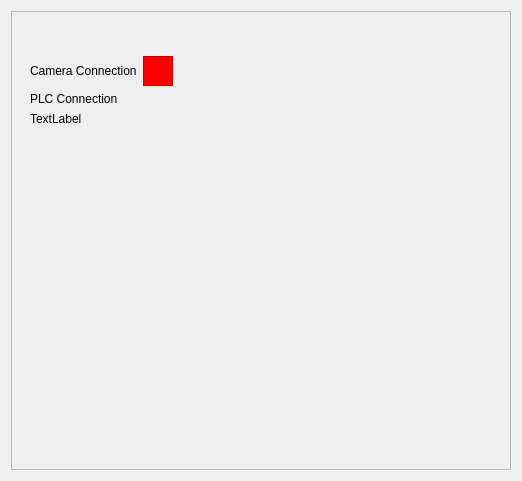
Old version of the form UIFiles/popup_slider.ui in the repository DORSA-co/MSC_Conveyor.
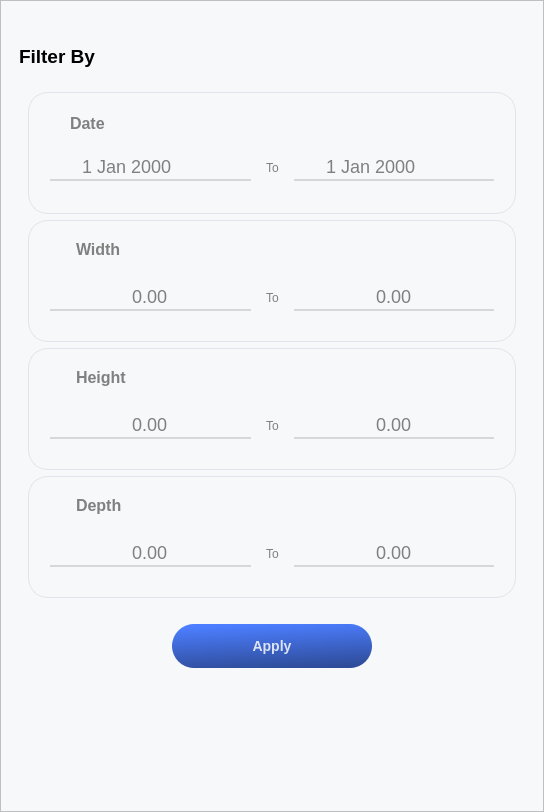
New version of the form. Icons and pictures are not drawn.

Commit message: edit notifications filter and delete place, add filter page

The edit to the form file:
```diff
--- a/UIFiles/popup_slider.ui
+++ b/UIFiles/popup_slider.ui
@@ -6,14 +6,26 @@
    <rect>
     <x>0</x>
     <y>0</y>
-    <width>522</width>
-    <height>481</height>
+    <width>544</width>
+    <height>812</height>
    </rect>
   </property>
   <property name="windowTitle">
    <string>Form</string>
   </property>
   <layout class="QVBoxLayout" name="verticalLayout">
+   <property name="leftMargin">
+    <number>0</number>
+   </property>
+   <property name="topMargin">
+    <number>0</number>
+   </property>
+   <property name="rightMargin">
+    <number>0</number>
+   </property>
+   <property name="bottomMargin">
+    <number>0</number>
+   </property>
    <item>
     <widget class="QFrame" name="frame">
      <property name="minimumSize">
@@ -28,6 +40,170 @@
        <height>16777215</height>
       </size>
      </property>
+     <property name="styleSheet">
+      <string notr="true">QSpinBox, QDoubleSpinBox , QDateEdit
+{
+	background-color: transparent;
+	border-bottom: 2px solid #D7D7D9;
+	border-radius: None;
+	font-size: 18px;
+	min-height: 25px;
+	min-width: 70px;
+	qproperty-alignment: AlignCenter;
+	color: #808080;
+}
+
+QSpinBox:disabled ,
+QDoubleSpinBox:disabled ,
+QDateEdit:disabled
+{
+	border-bottom: 2px solid #F0F0F2;
+	color: rgb(120, 120, 120);
+}
+
+QSpinBox::up-arrow, QDoubleSpinBox::up-arrow,
+QDateEdit::up-arrow
+{   
+	image: url(:/icons/icons/plus_icon_black.png);
+	width: 16px;
+	height: 16px;
+}
+
+QSpinBox::down-arrow ,  QDoubleSpinBox::down-arrow,
+QDateEdit::down-arrow
+{   
+	image: url(:/icons/icons/minus_icon_black.png);
+	width: 16px;
+	height: 16px;
+}
+
+QSpinBox::up-arrow:disabled, QDoubleSpinBox::up-arrow:disabled,
+QDateEdit::up-arrow:disabled
+{   
+	image: url(:/icons/icons/plus_icon_gray.png);
+	width: 16px;
+	height: 16px;
+}
+
+QSpinBox::down-arrow:disabled ,  QDoubleSpinBox::down-arrow:disabled,
+QDateEdit::down-arrow:disabled
+{   
+	image: url(:/icons/icons/minus_icon_gray.png);
+	width: 16px;
+	height: 16px;
+}
+
+QSpinBox::up-button,
+QDoubleSpinBox::up-button,
+QDateEdit::up-button
+{
+	border:none;
+    min-width:30px;
+    min-height: 29px;
+    subcontrol-origin: margin;
+    subcontrol-position: right;
+    top: 0px;
+    right: 0px;
+}
+
+QSpinBox::down-button,
+QDoubleSpinBox::down-button,
+QDateEdit::down-button
+{
+	border:none;
+    min-width:30px;
+    min-height: 29px;
+    subcontrol-origin: margin;
+    subcontrol-position: left;
+    top: 0px;
+    right: 0px;
+}
+
+QSpinBox::up-button,
+QSpinBox::down-button,
+QDoubleSpinBox::up-button,
+QDoubleSpinBox::down-button,
+QDateEdit::up-button,
+QDateEdit::down-button
+{
+	background-color: transparent;
+}
+
+QSpinBox::up-button:disabled ,
+QSpinBox::down-button:disabled ,
+QDoubleSpinBox::up-button:disabled ,
+QDoubleSpinBox::down-button:disabled,
+QDateEdit::up-button:disabled,
+QDateEdit::down-button:disabled
+{
+    subcontrol-origin: border;
+}
+
+QSpinBox:focus, QDoubleSpinBox:focus,
+QDateEdit:focus
+{
+	border-bottom: 2px solid #7892DF;
+}
+
+/************************************************************/
+
+#frame{
+	background-color: #F7F8FA;
+}
+
+#system_status_page .QFrame{
+	border:1px solid #E0E4EC;
+	border-radius: 20px;
+	min-height: 100px;
+	max-height: 100px;
+	padding-right: 30px;
+}
+
+#camera_status_title, 
+#plc_status_title,
+#laser_status_title,
+#database_status_title{
+	color: #808080;
+}
+
+#filters_frame{
+	border: None;
+}
+
+#filters_frame .QLabel{
+	color: #808080;
+}
+
+#filters_frame .QFrame{
+	border:1px solid #E0E4EC;
+	border-radius: 20px;
+	min-height: 120px;
+	max-height: 120px;
+}
+
+#date_icon,
+#width_icon,
+#height_icon,
+#depth_icon
+{
+	border: 0px solid transparent;	
+}
+
+#filters_apply_btn
+{
+	background-color: qlineargradient(spread:pad, x1:0.635, y1:1, x2:0.44, y2:0, stop:0 rgba(46, 76, 153, 255), stop:1 rgba(76, 126, 255, 255));
+	color: rgba(255, 255, 255, 210);
+	border-radius: 22px;
+	min-width: 200;
+	max-width: 200;
+	min-height: 44;
+	max-height: 44;
+	font-size: 14px;
+	font-weight: bold;
+}
+
+</string>
+     </property>
      <property name="frameShape">
       <enum>QFrame::StyledPanel</enum>
      </property>
@@ -72,87 +248,747 @@
       </item>
       <item>
        <widget class="QStackedWidget" name="stackedWidget">
-        <widget class="QWidget" name="page">
+        <property name="currentIndex">
+         <number>1</number>
+        </property>
+        <widget class="QWidget" name="system_status_page">
          <layout class="QVBoxLayout" name="verticalLayout_3">
           <item>
-           <layout class="QGridLayout" name="gridLayout">
-            <item row="3" column="0">
-             <spacer name="verticalSpacer">
-              <property name="orientation">
-               <enum>Qt::Vertical</enum>
-              </property>
-              <property name="sizeHint" stdset="0">
-               <size>
-                <width>20</width>
-                <height>40</height>
-               </size>
-              </property>
-             </spacer>
-            </item>
-            <item row="1" column="0">
-             <widget class="QLabel" name="label_2">
-              <property name="text">
-               <string>PLC Connection</string>
-              </property>
-             </widget>
-            </item>
-            <item row="2" column="0">
-             <widget class="QLabel" name="label_3">
-              <property name="text">
-               <string>TextLabel</string>
-              </property>
-             </widget>
-            </item>
-            <item row="0" column="0">
-             <widget class="QLabel" name="label">
-              <property name="text">
-               <string>Camera Connection</string>
-              </property>
-             </widget>
-            </item>
-            <item row="0" column="1">
-             <widget class="QFrame" name="frame_2">
-              <property name="minimumSize">
-               <size>
-                <width>30</width>
-                <height>30</height>
-               </size>
-              </property>
-              <property name="maximumSize">
-               <size>
-                <width>30</width>
-                <height>30</height>
-               </size>
-              </property>
-              <property name="styleSheet">
-               <string notr="true">background-color:rgb(255,0,0);</string>
-              </property>
-              <property name="frameShape">
-               <enum>QFrame::StyledPanel</enum>
-              </property>
-              <property name="frameShadow">
-               <enum>QFrame::Raised</enum>
-              </property>
-             </widget>
-            </item>
-            <item row="0" column="2">
-             <spacer name="horizontalSpacer_2">
-              <property name="orientation">
-               <enum>Qt::Horizontal</enum>
-              </property>
-              <property name="sizeHint" stdset="0">
-               <size>
-                <width>40</width>
-                <height>20</height>
-               </size>
-              </property>
-             </spacer>
-            </item>
-           </layout>
+           <widget class="QFrame" name="camera_staus_frame">
+            <property name="frameShape">
+             <enum>QFrame::StyledPanel</enum>
+            </property>
+            <property name="frameShadow">
+             <enum>QFrame::Raised</enum>
+            </property>
+            <layout class="QHBoxLayout" name="horizontalLayout_5">
+             <item>
+              <widget class="QLabel" name="camera_status_icon">
+               <property name="text">
+                <string/>
+               </property>
+               <property name="pixmap">
+                <pixmap resource="assets/assets.qrc">:/icons/icons/camera.png</pixmap>
+               </property>
+               <property name="alignment">
+                <set>Qt::AlignCenter</set>
+               </property>
+              </widget>
+             </item>
+             <item>
+              <widget class="QLabel" name="camera_status_title">
+               <property name="font">
+                <font>
+                 <pointsize>12</pointsize>
+                 <weight>75</weight>
+                 <bold>true</bold>
+                </font>
+               </property>
+               <property name="text">
+                <string>Camera Connection</string>
+               </property>
+               <property name="alignment">
+                <set>Qt::AlignLeading|Qt::AlignLeft|Qt::AlignVCenter</set>
+               </property>
+              </widget>
+             </item>
+             <item>
+              <widget class="QLabel" name="camera_status">
+               <property name="text">
+                <string/>
+               </property>
+               <property name="pixmap">
+                <pixmap resource="assets/assets.qrc">:/icons/icons/error_icon.png</pixmap>
+               </property>
+               <property name="alignment">
+                <set>Qt::AlignRight|Qt::AlignTrailing|Qt::AlignVCenter</set>
+               </property>
+              </widget>
+             </item>
+            </layout>
+           </widget>
           </item>
+          <item>
+           <widget class="QFrame" name="plc_staus_frame">
+            <property name="frameShape">
+             <enum>QFrame::StyledPanel</enum>
+            </property>
+            <property name="frameShadow">
+             <enum>QFrame::Raised</enum>
+            </property>
+            <layout class="QHBoxLayout" name="horizontalLayout_4">
+             <item>
+              <widget class="QLabel" name="plc_staus_icon">
+               <property name="text">
+                <string/>
+               </property>
+               <property name="pixmap">
+                <pixmap resource="assets/assets.qrc">:/icons/icons/plc.png</pixmap>
+               </property>
+               <property name="scaledContents">
+                <bool>false</bool>
+               </property>
+               <property name="alignment">
+                <set>Qt::AlignCenter</set>
+               </property>
+              </widget>
+             </item>
+             <item>
+              <widget class="QLabel" name="plc_status_title">
+               <property name="font">
+                <font>
+                 <pointsize>12</pointsize>
+                 <weight>75</weight>
+                 <bold>true</bold>
+                </font>
+               </property>
+               <property name="text">
+                <string>PLC Connection</string>
+               </property>
+               <property name="alignment">
+                <set>Qt::AlignLeading|Qt::AlignLeft|Qt::AlignVCenter</set>
+               </property>
+              </widget>
+             </item>
+             <item>
+              <widget class="QLabel" name="plc_staus">
+               <property name="text">
+                <string/>
+               </property>
+               <property name="pixmap">
+                <pixmap resource="assets/assets.qrc">:/icons/icons/success_icon.png</pixmap>
+               </property>
+               <property name="alignment">
+                <set>Qt::AlignRight|Qt::AlignTrailing|Qt::AlignVCenter</set>
+               </property>
+              </widget>
+             </item>
+            </layout>
+           </widget>
+          </item>
+          <item>
+           <widget class="QFrame" name="laser_status_frame">
+            <property name="frameShape">
+             <enum>QFrame::StyledPanel</enum>
+            </property>
+            <property name="frameShadow">
+             <enum>QFrame::Raised</enum>
+            </property>
+            <layout class="QHBoxLayout" name="horizontalLayout_3">
+             <item>
+              <widget class="QLabel" name="laser_status_icon">
+               <property name="text">
+                <string/>
+               </property>
+               <property name="pixmap">
+                <pixmap resource="assets/assets.qrc">:/icons/icons/laser.png</pixmap>
+               </property>
+               <property name="alignment">
+                <set>Qt::AlignCenter</set>
+               </property>
+              </widget>
+             </item>
+             <item>
+              <widget class="QLabel" name="laser_status_title">
+               <property name="font">
+                <font>
+                 <pointsize>12</pointsize>
+                 <weight>75</weight>
+                 <bold>true</bold>
+                </font>
+               </property>
+               <property name="text">
+                <string>Laser</string>
+               </property>
+               <property name="alignment">
+                <set>Qt::AlignLeading|Qt::AlignLeft|Qt::AlignVCenter</set>
+               </property>
+              </widget>
+             </item>
+             <item>
+              <widget class="QLabel" name="laser_status">
+               <property name="text">
+                <string/>
+               </property>
+               <property name="pixmap">
+                <pixmap resource="assets/assets.qrc">:/icons/icons/error_icon.png</pixmap>
+               </property>
+               <property name="alignment">
+                <set>Qt::AlignRight|Qt::AlignTrailing|Qt::AlignVCenter</set>
+               </property>
+              </widget>
+             </item>
+            </layout>
+           </widget>
+          </item>
+          <item>
+           <widget class="QFrame" name="database_staus_frame">
+            <property name="frameShape">
+             <enum>QFrame::StyledPanel</enum>
+            </property>
+            <property name="frameShadow">
+             <enum>QFrame::Raised</enum>
+            </property>
+            <layout class="QHBoxLayout" name="horizontalLayout_2">
+             <item>
+              <widget class="QLabel" name="database_staus_icon">
+               <property name="text">
+                <string/>
+               </property>
+               <property name="pixmap">
+                <pixmap resource="assets/assets.qrc">:/icons/icons/database.png</pixmap>
+               </property>
+               <property name="alignment">
+                <set>Qt::AlignCenter</set>
+               </property>
+              </widget>
+             </item>
+             <item>
+              <widget class="QLabel" name="database_status_title">
+               <property name="font">
+                <font>
+                 <pointsize>12</pointsize>
+                 <weight>75</weight>
+                 <bold>true</bold>
+                </font>
+               </property>
+               <property name="text">
+                <string>Database Connection</string>
+               </property>
+               <property name="alignment">
+                <set>Qt::AlignLeading|Qt::AlignLeft|Qt::AlignVCenter</set>
+               </property>
+              </widget>
+             </item>
+             <item>
+              <widget class="QLabel" name="database_staus">
+               <property name="text">
+                <string/>
+               </property>
+               <property name="pixmap">
+                <pixmap resource="assets/assets.qrc">:/icons/icons/success_icon.png</pixmap>
+               </property>
+               <property name="alignment">
+                <set>Qt::AlignRight|Qt::AlignTrailing|Qt::AlignVCenter</set>
+               </property>
+              </widget>
+             </item>
+            </layout>
+           </widget>
+          </item>
+          <item>
+           <spacer name="verticalSpacer">
+            <property name="orientation">
+             <enum>Qt::Vertical</enum>
+            </property>
+            <property name="sizeHint" stdset="0">
+             <size>
+              <width>20</width>
+              <height>40</height>
+             </size>
+            </property>
+           </spacer>
+          </item>
          </layout>
         </widget>
-        <widget class="QWidget" name="page_2"/>
+        <widget class="QWidget" name="notification_filter_page">
+         <layout class="QVBoxLayout" name="verticalLayout_4">
+          <property name="spacing">
+           <number>15</number>
+          </property>
+          <item>
+           <widget class="QLabel" name="filter_by_label">
+            <property name="sizePolicy">
+             <sizepolicy hsizetype="Preferred" vsizetype="Fixed">
+              <horstretch>0</horstretch>
+              <verstretch>0</verstretch>
+             </sizepolicy>
+            </property>
+            <property name="font">
+             <font>
+              <pointsize>14</pointsize>
+              <weight>75</weight>
+              <bold>true</bold>
+             </font>
+            </property>
+            <property name="text">
+             <string>Filter By</string>
+            </property>
+           </widget>
+          </item>
+          <item>
+           <widget class="QFrame" name="filters_frame">
+            <property name="frameShape">
+             <enum>QFrame::StyledPanel</enum>
+            </property>
+            <property name="frameShadow">
+             <enum>QFrame::Raised</enum>
+            </property>
+            <layout class="QVBoxLayout" name="verticalLayout_9">
+             <item>
+              <widget class="QFrame" name="date_frame">
+               <property name="frameShape">
+                <enum>QFrame::StyledPanel</enum>
+               </property>
+               <property name="frameShadow">
+                <enum>QFrame::Raised</enum>
+               </property>
+               <layout class="QVBoxLayout" name="verticalLayout_8">
+                <property name="spacing">
+                 <number>0</number>
+                </property>
+                <property name="topMargin">
+                 <number>0</number>
+                </property>
+                <item>
+                 <layout class="QHBoxLayout" name="horizontalLayout_9">
+                  <item>
+                   <widget class="QPushButton" name="date_icon">
+                    <property name="enabled">
+                     <bool>true</bool>
+                    </property>
+                    <property name="sizePolicy">
+                     <sizepolicy hsizetype="Fixed" vsizetype="Fixed">
+                      <horstretch>0</horstretch>
+                      <verstretch>0</verstretch>
+                     </sizepolicy>
+                    </property>
+                    <property name="text">
+                     <string/>
+                    </property>
+                    <property name="icon">
+                     <iconset resource="assets/assets.qrc">
+                      <normaloff>:/icons/icons/date.png</normaloff>:/icons/icons/date.png</iconset>
+                    </property>
+                    <property name="iconSize">
+                     <size>
+                      <width>25</width>
+                      <height>25</height>
+                     </size>
+                    </property>
+                   </widget>
+                  </item>
+                  <item>
+                   <widget class="QLabel" name="date_label">
+                    <property name="sizePolicy">
+                     <sizepolicy hsizetype="Preferred" vsizetype="Fixed">
+                      <horstretch>0</horstretch>
+                      <verstretch>0</verstretch>
+                     </sizepolicy>
+                    </property>
+                    <property name="font">
+                     <font>
+                      <pointsize>12</pointsize>
+                      <weight>75</weight>
+                      <bold>true</bold>
+                     </font>
+                    </property>
+                    <property name="text">
+                     <string>Date</string>
+                    </property>
+                   </widget>
+                  </item>
+                 </layout>
+                </item>
+                <item>
+                 <layout class="QHBoxLayout" name="horizontalLayout_10">
+                  <property name="spacing">
+                   <number>15</number>
+                  </property>
+                  <property name="leftMargin">
+                   <number>12</number>
+                  </property>
+                  <property name="rightMargin">
+                   <number>12</number>
+                  </property>
+                  <item>
+                   <widget class="QDateEdit" name="dateEdit">
+                    <property name="enabled">
+                     <bool>true</bool>
+                    </property>
+                   </widget>
+                  </item>
+                  <item>
+                   <widget class="QLabel" name="label_2">
+                    <property name="sizePolicy">
+                     <sizepolicy hsizetype="Fixed" vsizetype="Preferred">
+                      <horstretch>0</horstretch>
+                      <verstretch>0</verstretch>
+                     </sizepolicy>
+                    </property>
+                    <property name="text">
+                     <string>To</string>
+                    </property>
+                   </widget>
+                  </item>
+                  <item>
+                   <widget class="QDateEdit" name="dateEdit_2">
+                    <property name="enabled">
+                     <bool>true</bool>
+                    </property>
+                   </widget>
+                  </item>
+                 </layout>
+                </item>
+               </layout>
+              </widget>
+             </item>
+             <item>
+              <widget class="QFrame" name="width_frame">
+               <property name="frameShape">
+                <enum>QFrame::StyledPanel</enum>
+               </property>
+               <property name="frameShadow">
+                <enum>QFrame::Raised</enum>
+               </property>
+               <layout class="QVBoxLayout" name="verticalLayout_5">
+                <property name="topMargin">
+                 <number>0</number>
+                </property>
+                <item>
+                 <layout class="QHBoxLayout" name="horizontalLayout_8">
+                  <item>
+                   <widget class="QPushButton" name="width_icon">
+                    <property name="enabled">
+                     <bool>true</bool>
+                    </property>
+                    <property name="sizePolicy">
+                     <sizepolicy hsizetype="Fixed" vsizetype="Fixed">
+                      <horstretch>0</horstretch>
+                      <verstretch>0</verstretch>
+                     </sizepolicy>
+                    </property>
+                    <property name="text">
+                     <string/>
+                    </property>
+                    <property name="icon">
+                     <iconset resource="assets/assets.qrc">
+                      <normaloff>:/icons/icons/width.png</normaloff>:/icons/icons/width.png</iconset>
+                    </property>
+                    <property name="iconSize">
+                     <size>
+                      <width>25</width>
+                      <height>25</height>
+                     </size>
+                    </property>
+                   </widget>
+                  </item>
+                  <item>
+                   <widget class="QLabel" name="width_label">
+                    <property name="sizePolicy">
+                     <sizepolicy hsizetype="Preferred" vsizetype="Fixed">
+                      <horstretch>0</horstretch>
+                      <verstretch>0</verstretch>
+                     </sizepolicy>
+                    </property>
+                    <property name="font">
+                     <font>
+                      <pointsize>12</pointsize>
+                      <weight>75</weight>
+                      <bold>true</bold>
+                     </font>
+                    </property>
+                    <property name="text">
+                     <string>Width</string>
+                    </property>
+                   </widget>
+                  </item>
+                 </layout>
+                </item>
+                <item>
+                 <layout class="QHBoxLayout" name="horizontalLayout_11">
+                  <property name="spacing">
+                   <number>15</number>
+                  </property>
+                  <property name="leftMargin">
+                   <number>12</number>
+                  </property>
+                  <property name="rightMargin">
+                   <number>12</number>
+                  </property>
+                  <item>
+                   <widget class="QDoubleSpinBox" name="doubleSpinBox">
+                    <property name="alignment">
+                     <set>Qt::AlignCenter</set>
+                    </property>
+                   </widget>
+                  </item>
+                  <item>
+                   <widget class="QLabel" name="label_3">
+                    <property name="sizePolicy">
+                     <sizepolicy hsizetype="Fixed" vsizetype="Preferred">
+                      <horstretch>0</horstretch>
+                      <verstretch>0</verstretch>
+                     </sizepolicy>
+                    </property>
+                    <property name="text">
+                     <string>To</string>
+                    </property>
+                   </widget>
+                  </item>
+                  <item>
+                   <widget class="QDoubleSpinBox" name="doubleSpinBox_2">
+                    <property name="alignment">
+                     <set>Qt::AlignCenter</set>
+                    </property>
+                   </widget>
+                  </item>
+                 </layout>
+                </item>
+               </layout>
+              </widget>
+             </item>
+             <item>
+              <widget class="QFrame" name="height_frame">
+               <property name="frameShape">
+                <enum>QFrame::StyledPanel</enum>
+               </property>
+               <property name="frameShadow">
+                <enum>QFrame::Raised</enum>
+               </property>
+               <layout class="QVBoxLayout" name="verticalLayout_6">
+                <property name="topMargin">
+                 <number>0</number>
+                </property>
+                <item>
+                 <layout class="QHBoxLayout" name="horizontalLayout_7">
+                  <item>
+                   <widget class="QPushButton" name="height_icon">
+                    <property name="enabled">
+                     <bool>true</bool>
+                    </property>
+                    <property name="sizePolicy">
+                     <sizepolicy hsizetype="Fixed" vsizetype="Fixed">
+                      <horstretch>0</horstretch>
+                      <verstretch>0</verstretch>
+                     </sizepolicy>
+                    </property>
+                    <property name="text">
+                     <string/>
+                    </property>
+                    <property name="icon">
+                     <iconset resource="assets/assets.qrc">
+                      <normaloff>:/icons/icons/height.png</normaloff>:/icons/icons/height.png</iconset>
+                    </property>
+                    <property name="iconSize">
+                     <size>
+                      <width>25</width>
+                      <height>25</height>
+                     </size>
+                    </property>
+                   </widget>
+                  </item>
+                  <item>
+                   <widget class="QLabel" name="height_label">
+                    <property name="sizePolicy">
+                     <sizepolicy hsizetype="Preferred" vsizetype="Fixed">
+                      <horstretch>0</horstretch>
+                      <verstretch>0</verstretch>
+                     </sizepolicy>
+                    </property>
+                    <property name="font">
+                     <font>
+                      <pointsize>12</pointsize>
+                      <weight>75</weight>
+                      <bold>true</bold>
+                     </font>
+                    </property>
+                    <property name="text">
+                     <string>Height</string>
+                    </property>
+                   </widget>
+                  </item>
+                 </layout>
+                </item>
+                <item>
+                 <layout class="QHBoxLayout" name="horizontalLayout_12">
+                  <property name="spacing">
+                   <number>15</number>
+                  </property>
+                  <property name="leftMargin">
+                   <number>12</number>
+                  </property>
+                  <property name="rightMargin">
+                   <number>12</number>
+                  </property>
+                  <item>
+                   <widget class="QDoubleSpinBox" name="doubleSpinBox_3">
+                    <property name="alignment">
+                     <set>Qt::AlignCenter</set>
+                    </property>
+                   </widget>
+                  </item>
+                  <item>
+                   <widget class="QLabel" name="label_4">
+                    <property name="sizePolicy">
+                     <sizepolicy hsizetype="Fixed" vsizetype="Preferred">
+                      <horstretch>0</horstretch>
+                      <verstretch>0</verstretch>
+                     </sizepolicy>
+                    </property>
+                    <property name="text">
+                     <string>To</string>
+                    </property>
+                   </widget>
+                  </item>
+                  <item>
+                   <widget class="QDoubleSpinBox" name="doubleSpinBox_4">
+                    <property name="alignment">
+                     <set>Qt::AlignCenter</set>
+                    </property>
+                   </widget>
+                  </item>
+                 </layout>
+                </item>
+               </layout>
+              </widget>
+             </item>
+             <item>
+              <widget class="QFrame" name="depth_frame">
+               <property name="frameShape">
+                <enum>QFrame::StyledPanel</enum>
+               </property>
+               <property name="frameShadow">
+                <enum>QFrame::Raised</enum>
+               </property>
+               <layout class="QVBoxLayout" name="verticalLayout_7">
+                <property name="topMargin">
+                 <number>0</number>
+                </property>
+                <item>
+                 <layout class="QHBoxLayout" name="horizontalLayout_6">
+                  <item>
+                   <widget class="QPushButton" name="depth_icon">
+                    <property name="enabled">
+                     <bool>true</bool>
+                    </property>
+                    <property name="sizePolicy">
+                     <sizepolicy hsizetype="Fixed" vsizetype="Fixed">
+                      <horstretch>0</horstretch>
+                      <verstretch>0</verstretch>
+                     </sizepolicy>
+                    </property>
+                    <property name="text">
+                     <string/>
+                    </property>
+                    <property name="icon">
+                     <iconset resource="assets/assets.qrc">
+                      <normaloff>:/icons/icons/depth.png</normaloff>:/icons/icons/depth.png</iconset>
+                    </property>
+                    <property name="iconSize">
+                     <size>
+                      <width>25</width>
+                      <height>25</height>
+                     </size>
+                    </property>
+                   </widget>
+                  </item>
+                  <item>
+                   <widget class="QLabel" name="depth_label">
+                    <property name="sizePolicy">
+                     <sizepolicy hsizetype="Preferred" vsizetype="Fixed">
+                      <horstretch>0</horstretch>
+                      <verstretch>0</verstretch>
+                     </sizepolicy>
+                    </property>
+                    <property name="font">
+                     <font>
+                      <pointsize>12</pointsize>
+                      <weight>75</weight>
+                      <bold>true</bold>
+                     </font>
+                    </property>
+                    <property name="text">
+                     <string>Depth</string>
+                    </property>
+                   </widget>
+                  </item>
+                 </layout>
+                </item>
+                <item>
+                 <layout class="QHBoxLayout" name="horizontalLayout_13">
+                  <property name="spacing">
+                   <number>15</number>
+                  </property>
+                  <property name="leftMargin">
+                   <number>12</number>
+                  </property>
+                  <property name="rightMargin">
+                   <number>12</number>
+                  </property>
+                  <item>
+                   <widget class="QDoubleSpinBox" name="doubleSpinBox_5">
+                    <property name="alignment">
+                     <set>Qt::AlignCenter</set>
+                    </property>
+                   </widget>
+                  </item>
+                  <item>
+                   <widget class="QLabel" name="label_5">
+                    <property name="sizePolicy">
+                     <sizepolicy hsizetype="Fixed" vsizetype="Preferred">
+                      <horstretch>0</horstretch>
+                      <verstretch>0</verstretch>
+                     </sizepolicy>
+                    </property>
+                    <property name="text">
+                     <string>To</string>
+                    </property>
+                   </widget>
+                  </item>
+                  <item>
+                   <widget class="QDoubleSpinBox" name="doubleSpinBox_6">
+                    <property name="alignment">
+                     <set>Qt::AlignCenter</set>
+                    </property>
+                   </widget>
+                  </item>
+                 </layout>
+                </item>
+               </layout>
+              </widget>
+             </item>
+             <item>
+              <spacer name="verticalSpacer_3">
+               <property name="orientation">
+                <enum>Qt::Vertical</enum>
+               </property>
+               <property name="sizeType">
+                <enum>QSizePolicy::Minimum</enum>
+               </property>
+               <property name="sizeHint" stdset="0">
+                <size>
+                 <width>20</width>
+                 <height>20</height>
+                </size>
+               </property>
+              </spacer>
+             </item>
+             <item alignment="Qt::AlignHCenter">
+              <widget class="QPushButton" name="filters_apply_btn">
+               <property name="text">
+                <string>Apply</string>
+               </property>
+              </widget>
+             </item>
+             <item>
+              <spacer name="verticalSpacer_2">
+               <property name="orientation">
+                <enum>Qt::Vertical</enum>
+               </property>
+               <property name="sizeHint" stdset="0">
+                <size>
+                 <width>20</width>
+                 <height>40</height>
+                </size>
+               </property>
+              </spacer>
+             </item>
+            </layout>
+           </widget>
+          </item>
+         </layout>
+        </widget>
        </widget>
       </item>
      </layout>
```
Left out of the diff: 3 changed lines with no effect on the pictures. The commit also changes 30 other files.
